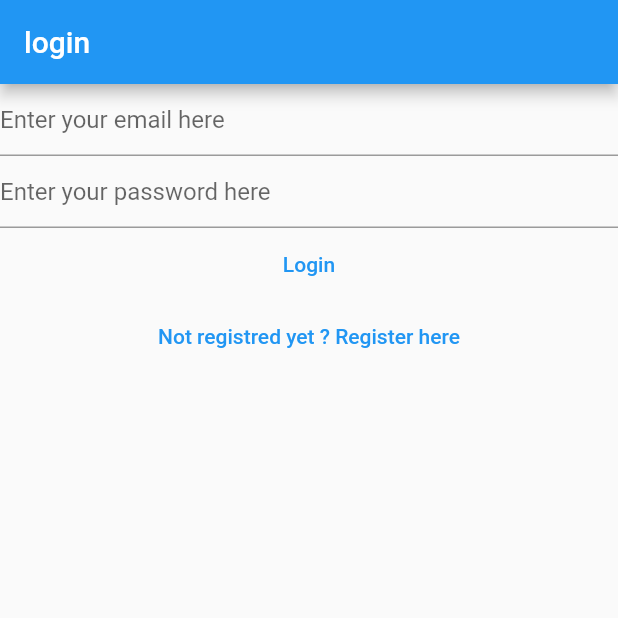
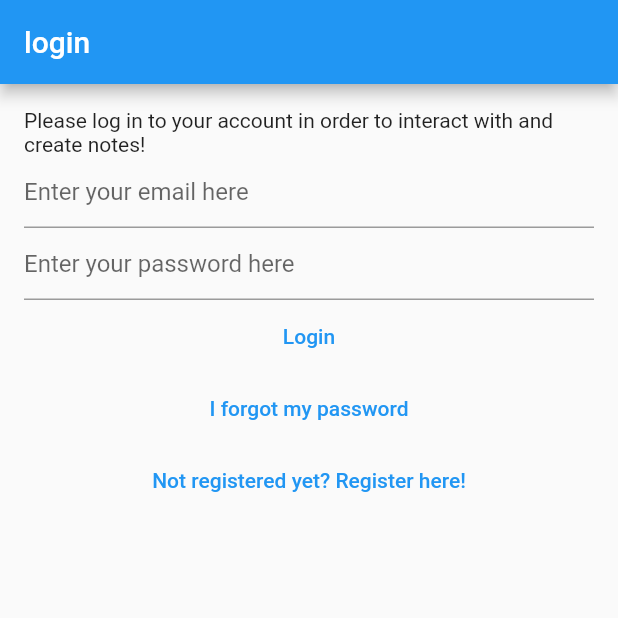
Before and after one commit to Dolnys/world_of_coctails_final, a Flutter app: the screen it shows after launch, on a phone screen of 412 x 824 dp, the top half of it. Run offline on Flutter 3.47's test engine with Material 2 defaults, Android fonts, the phone set to English and light mode, and no system bars; our stand-ins replace cloud_firestore, equatable, firebase_auth, firebase_core, flutter_bloc, share_plus; accounts and stored records are empty.

Commit message:
add reset password  funcionality

```diff
--- a/lib/main.dart
+++ b/lib/main.dart
@@ -9,6 +9,7 @@
 import 'package:world_of_coctails_final/services/auth/firebase_auth_provider.dart';
 import 'package:world_of_coctails_final/views/coctails/coctails_view.dart';
 import 'package:world_of_coctails_final/views/coctails/create_update_coctail_view.dart';
+import 'package:world_of_coctails_final/views/forgot_password_view.dart';
 import 'package:world_of_coctails_final/views/login_view.dart';
 
 import 'package:world_of_coctails_final/views/register_view.dart';
@@ -58,6 +59,8 @@
           return const VerifyEmailView();
         } else if (state is AuthStateLoggedOut) {
           return const LoginView();
+        } else if (state is AuthStateForgotPassword) {
+          return const ForgotPasswordView();
         } else if (state is AuthStateRegistering) {
           return const RegisterView();
         } else {
--- a/lib/services/auth/auth_exceptions.dart
+++ b/lib/services/auth/auth_exceptions.dart
@@ -10,10 +10,10 @@
 
 class EmailAlreadyInUseAuthException implements Exception {}
 
-class InvalidEmailAuthExceptions implements Exception {}
+class InvalidEmailAuthException implements Exception {}
 
 // Generic Exceptions
 
-class GenericAuthExceptions implements Exception {}
+class GenericAuthException implements Exception {}
 
-class UserNotLoggedInExceptions implements Exception {}
+class UserNotLoggedInException implements Exception {}
--- a/lib/services/auth/auth_provider.dart
+++ b/lib/services/auth/auth_provider.dart
@@ -13,4 +13,5 @@
   });
   Future<void> logOut();
   Future<void> sendEmailVerification();
+  Future<void> sendPasswordReset({required String toEmail});
 }
--- a/lib/services/auth/auth_service.dart
+++ b/lib/services/auth/auth_service.dart
@@ -39,4 +39,8 @@
 
   @override
   Future<void> initialize() => provider.initialize();
+
+  @override
+  Future<void> sendPasswordReset({required String toEmail}) =>
+      provider.sendPasswordReset(toEmail: toEmail);
 }
--- a/lib/services/auth/block/auth_event.dart
+++ b/lib/services/auth/block/auth_event.dart
@@ -29,6 +29,11 @@
   const AuthEventShouldRegister();
 }
 
+class AuthEventForgotPassword extends AuthEvent {
+  final String? email;
+  const AuthEventForgotPassword({this.email});
+}
+
 class AuthEventLogOut extends AuthEvent {
   const AuthEventLogOut();
 }
--- a/lib/services/auth/block/auth_state.dart
+++ b/lib/services/auth/block/auth_state.dart
@@ -22,6 +22,16 @@
   const AuthStateRegistering({
     required this.exception,
     required isLoading,
+  }) : super(isLoading: isLoading);
+}
+
+class AuthStateForgotPassword extends AuthState {
+  final Exception? exception;
+  final bool hasSentEmail;
+  const AuthStateForgotPassword({
+    required this.exception,
+    required this.hasSentEmail,
+    required bool isLoading,
   }) : super(isLoading: isLoading);
 }
 
--- /dev/null
+++ b/lib/utilities/dialogs/password_reset_email_sent_dialog.dart
@@ -0,0 +1,14 @@
+import 'package:flutter/material.dart';
+import 'package:world_of_coctails_final/utilities/dialogs/generic_dialog.dart';
+
+Future<void> showPasswordResetSentDialog(BuildContext context) {
+  return showGenericDialog<void>(
+    context: context,
+    title: 'Password Reset',
+    content:
+        'We have now sent you a password reset link. Please check your email for more information.',
+    optionsBuilder: () => {
+      'OK': null,
+    },
+  );
+}
--- a/lib/views/login_view.dart
+++ b/lib/views/login_view.dart
@@ -6,7 +6,6 @@
 import 'package:world_of_coctails_final/services/auth/block/auth_event.dart';
 import 'package:world_of_coctails_final/services/auth/block/auth_state.dart';
 import 'package:world_of_coctails_final/utilities/dialogs/error_dialog.dart';
-import 'package:world_of_coctails_final/utilities/dialogs/loading_dialog.dart';
 
 class LoginView extends StatefulWidget {
   const LoginView({Key? key}) : super(key: key);
@@ -42,7 +41,7 @@
             await showErrorDialog(context, 'User not found');
           } else if (state.exception is WrongPasswordAuthException) {
             await showErrorDialog(context, 'Wrong credentials');
-          } else if (state.exception is GenericAuthExceptions) {
+          } else if (state.exception is GenericAuthException) {
             await showErrorDialog(context, 'Authentication error');
           }
         }
@@ -51,8 +50,12 @@
         appBar: AppBar(
           title: const Text('login'),
         ),
-        body: Column(
+        body: Padding(
+          padding: const EdgeInsets.all(16.0),
+          child: Column(
             children: [
+              const Text(
+                  'Please log in to your account in order to interact with and create notes!'),
               TextField(
                 controller: _email,
                 enableSuggestions: false,
@@ -87,12 +90,21 @@
               TextButton(
                 onPressed: () {
                   context.read<AuthBloc>().add(
+                        const AuthEventForgotPassword(),
+                      );
+                },
+                child: const Text('I forgot my password'),
+              ),
+              TextButton(
+                onPressed: () {
+                  context.read<AuthBloc>().add(
                         const AuthEventShouldRegister(),
                       );
                 },
-              child: const Text('Not registred yet ? Register here'),
+                child: const Text('Not registered yet? Register here!'),
               )
             ],
+          ),
         ),
       ),
     );
```
Also changed, not shown: lib/services/auth/block/auth_block.dart (+42 -0 lines), lib/services/auth/firebase_auth_provider.dart (+32 -13 lines), lib/views/forgot_password_view.dart (added, +88 -0 lines), lib/views/register_view.dart (+17 -5 lines), 1 other file. Lines whose indentation alone changed are shown as unchanged.
